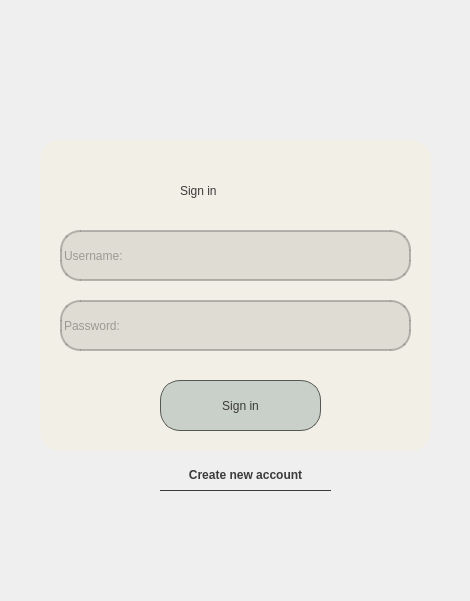
Qt form client/mainwindow.ui (AleksandraSorokovikova/MyPlace) before a commit.
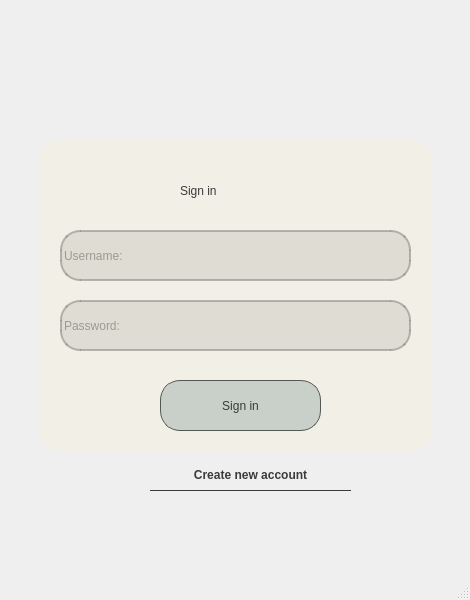
The same form after that commit. Icons and pictures are not drawn.

```diff
--- a/client/mainwindow.ui
+++ b/client/mainwindow.ui
@@ -7,7 +7,7 @@
     <x>0</x>
     <y>0</y>
     <width>470</width>
-    <height>601</height>
+    <height>600</height>
    </rect>
   </property>
   <property name="windowTitle">
@@ -21,9 +21,9 @@
    <widget class="QPushButton" name="pushButton_2">
     <property name="geometry">
      <rect>
-      <x>160</x>
+      <x>150</x>
       <y>460</y>
-      <width>171</width>
+      <width>201</width>
       <height>31</height>
      </rect>
     </property>
@@ -192,6 +192,7 @@
    <zorder>frame</zorder>
    <zorder>pushButton_2</zorder>
   </widget>
+  <widget class="QStatusBar" name="statusBar"/>
  </widget>
  <resources/>
  <connections/>
```
Left out of the diff: 2 changed lines with no effect on the pictures.
